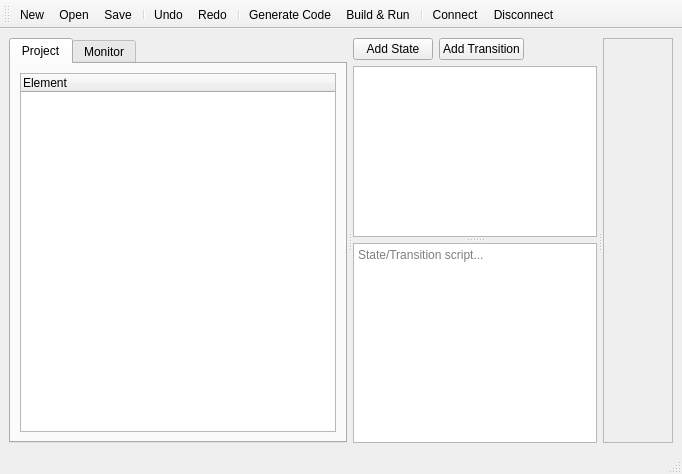
EightL/fsm-automata-editor-monitor, file src/core_fsm/ui_qt/mainwindow.ui: the form before one commit.
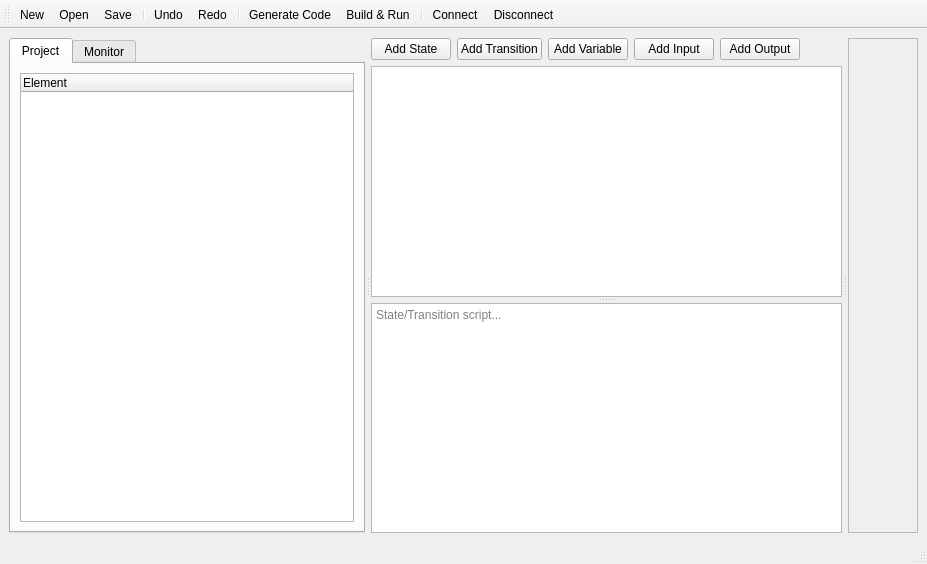
The form after the commit.

Commit message: feat: added buttons to add variable, input, output

What changed in the file:
```diff
--- a/src/core_fsm/ui_qt/mainwindow.ui
+++ b/src/core_fsm/ui_qt/mainwindow.ui
@@ -6,8 +6,8 @@
    <rect>
     <x>0</x>
     <y>0</y>
-    <width>682</width>
-    <height>474</height>
+    <width>927</width>
+    <height>564</height>
    </rect>
   </property>
   <property name="windowTitle">
@@ -120,7 +120,6 @@
       <widget class="QWidget" name="centralWidget">
        <layout class="QVBoxLayout" name="centralLayout">
         <item>
-         <widget class="QWidget" name="diagramToolbar">
           <layout class="QHBoxLayout" name="diagramToolbarLayout">
            <property name="leftMargin">
             <number>0</number>
@@ -148,6 +147,27 @@
              </property>
             </widget>
            </item>
+          <item>
+           <widget class="QPushButton" name="addVariableButton">
+            <property name="text">
+             <string>Add Variable</string>
+            </property>
+           </widget>
+          </item>
+          <item>
+           <widget class="QPushButton" name="addInputButton">
+            <property name="text">
+             <string>Add Input</string>
+            </property>
+           </widget>
+          </item>
+          <item>
+           <widget class="QPushButton" name="addOutputButton">
+            <property name="text">
+             <string>Add Output</string>
+            </property>
+           </widget>
+          </item>
            <item>
             <spacer name="horizontalSpacer">
              <property name="orientation">
@@ -162,7 +182,6 @@
             </spacer>
            </item>
           </layout>
-         </widget>
         </item>
         <item>
          <widget class="QSplitter" name="centralSplitter">
@@ -199,10 +218,10 @@
        <widget class="QWidget" name="scrollAreaWidgetContents">
         <property name="geometry">
          <rect>
-          <x>-36</x>
+          <x>0</x>
           <y>0</y>
-          <width>117</width>
-          <height>368</height>
+          <width>68</width>
+          <height>492</height>
          </rect>
         </property>
         <layout class="QFormLayout" name="formProperties"/>
```
Left out of the diff: 27 changed lines with no effect on the pictures. Lines whose indentation alone changed are shown as unchanged. The commit also changes 2 other files.
